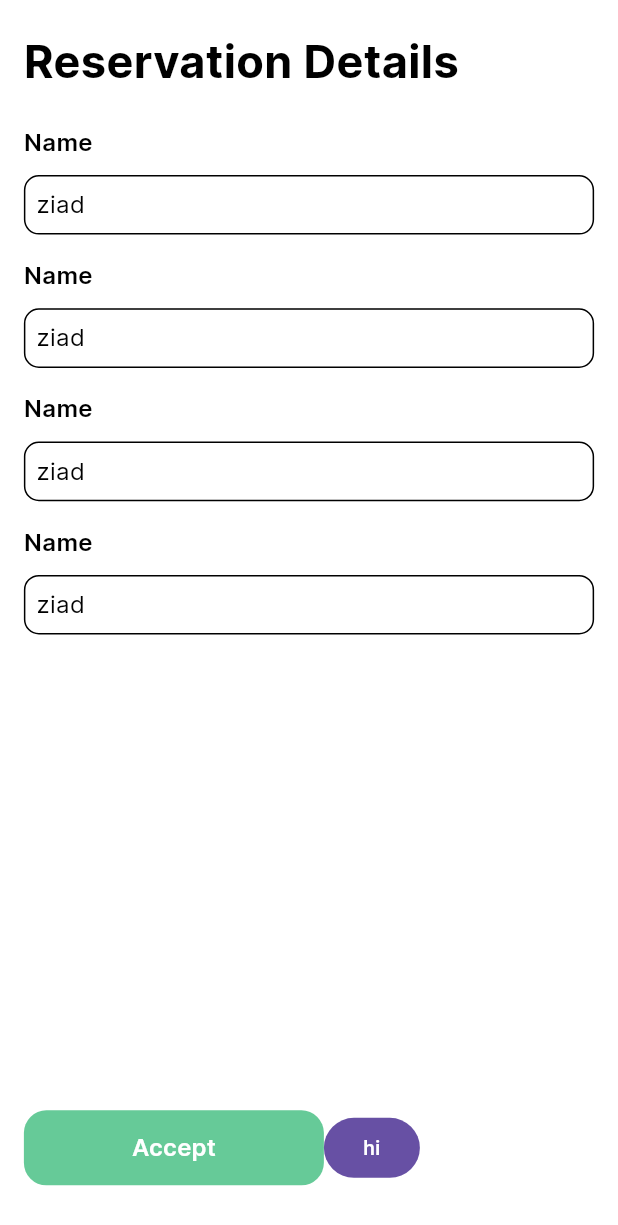
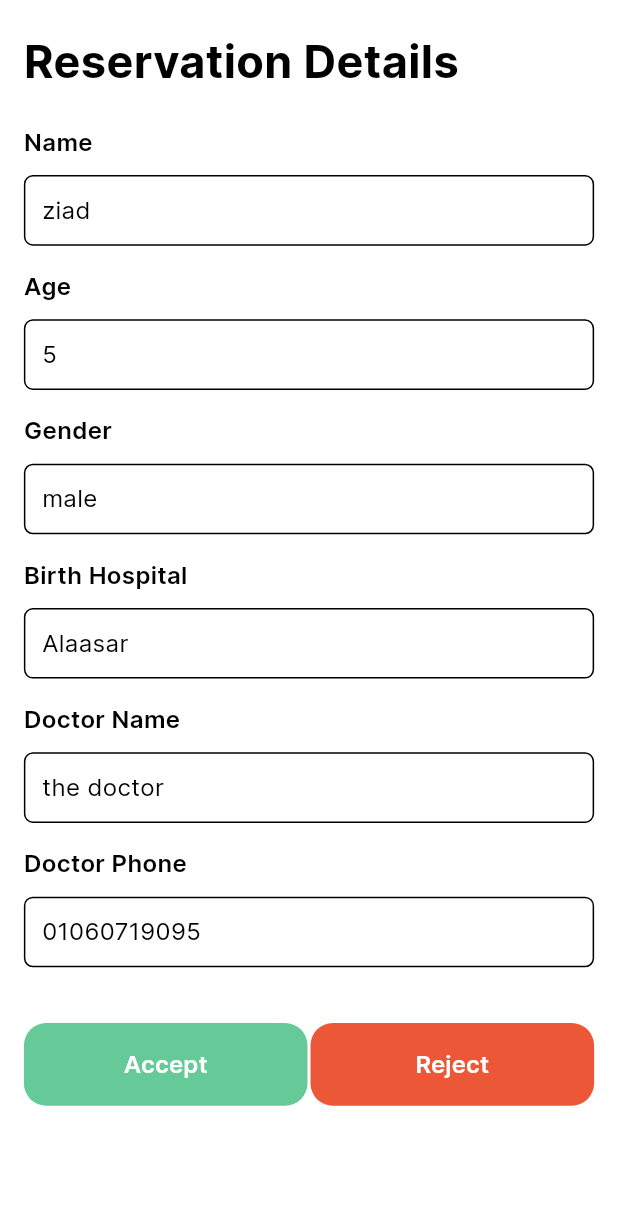
Before and after one commit to TheByteBusters/mobile-app, a Flutter app: the ReservationDetailsScreen screen opened directly, on a phone screen of 412 x 824 dp. Shown: the top 1225 px of the screen. Run offline on Flutter 3.47's test engine with Material 3 defaults, Android fonts, the phone set to English and light mode, and no system bars; our stand-ins replace auto_route, easy_localization, flutter_riverpod, flutter_screenutil, flutter_svg, location and 2 more; missing offline and left inert: mqtt_client; accounts and stored records are empty; network calls fail.

Commit message:
feat: reservation details screen

```diff
--- a/lib/app.dart
+++ b/lib/app.dart
@@ -10,13 +10,11 @@ class App extends StatelessWidget {
 
   @override
   Widget build(BuildContext context) {
-
     return ScreenUtilInit(
       designSize: const Size(414, 896),
       minTextAdapt: true,
       child: MaterialApp.router(
         title: 'App',
-
         theme: ThemeData(
           primaryColor: ColorsManager.mainGreen,
           scaffoldBackgroundColor: Colors.white,
--- a/lib/core/routing/app_router.dart
+++ b/lib/core/routing/app_router.dart
@@ -1,5 +1,6 @@
 import 'package:auto_route/auto_route.dart';
 import 'package:mobile_app/core/cache/auth_cache.dart';
+import 'package:mobile_app/core/routing/reservation_navigation_screen.dart';
 import 'package:mobile_app/core/routing/search_navigation_screen.dart';
 import 'package:mobile_app/features/auth/ui/auth_screen/auth_screen.dart';
 import 'package:mobile_app/features/auth/ui/get_started/get_started_screen.dart';
@@ -9,7 +10,7 @@ import 'package:mobile_app/features/main_screen/main_screen.dart';
 import 'package:mobile_app/features/monitoring/ui/monitoring_screen.dart';
 import 'package:mobile_app/features/onboarding/onboarding_screen.dart';
 import 'package:mobile_app/features/profile/ui/profile_screen/profile_screen.dart';
-import 'package:mobile_app/features/reservation/ui/reservation_screen/reservation_details_screen.dart';
+import 'package:mobile_app/features/reservation/ui/reservation_details_screen/reservation_details_screen.dart';
 import 'package:mobile_app/features/reservation/ui/reservations_screen/reservations_screen.dart';
 import 'package:mobile_app/features/reservation/ui/reservation_form_screen.dart';
 import 'package:mobile_app/features/search/ui/search_request_screen.dart';
@@ -46,8 +47,10 @@ class AppRouter extends _$AppRouter {
               ],
             ),
             // staff
-            AutoRoute(page: ReservationRoute.page),
-            AutoRoute(page: ReservationDetailsRoute.page),
+            AutoRoute(page: ReservationNavigationRoute.page, children: [
+              AutoRoute(page: ReservationRoute.page, initial: true),
+              AutoRoute(page: ReservationDetailsRoute.page),
+            ]),
             AutoRoute(page: IncubatorsRoute.page),
             // common
             AutoRoute(page: ProfileRoute.page),
--- /dev/null
+++ b/lib/core/routing/reservation_navigation_screen.dart
@@ -0,0 +1,12 @@
+import 'package:auto_route/auto_route.dart';
+import 'package:flutter/material.dart';
+
+@RoutePage()
+class ReservationNavigationScreen extends StatelessWidget {
+  const ReservationNavigationScreen({super.key});
+
+  @override
+  Widget build(BuildContext context) {
+    return const AutoRouter();
+  }
+}
--- a/lib/core/widgets/green_button.dart
+++ b/lib/core/widgets/green_button.dart
@@ -1,5 +1,6 @@
 import 'package:auto_route/auto_route.dart';
 import 'package:flutter/material.dart';
+import 'package:flutter_screenutil/flutter_screenutil.dart';
 import 'package:mobile_app/core/theming/colors.dart';
 import 'package:mobile_app/core/theming/styles.dart';
 
@@ -7,12 +8,16 @@ class GreenButton extends StatelessWidget {
   final String text;
   final PageRouteInfo? route;
   final void Function()? onPressed;
+  final Color? color;
+  final bool? smaller;
 
-const GreenButton({
+  const GreenButton({
     super.key,
     required this.text,
     this.route,
     this.onPressed,
+    this.color,
+    this.smaller,
   });
 
   @override
@@ -23,10 +28,11 @@ const GreenButton({
             context.router.push(route!);
           },
       style: ButtonStyle(
-        backgroundColor: MaterialStateProperty.all(ColorsManager.mainGreen),
+        backgroundColor:
+            MaterialStateProperty.all(color ?? ColorsManager.mainGreen),
         tapTargetSize: MaterialTapTargetSize.shrinkWrap,
         minimumSize: MaterialStateProperty.all(
-          const Size(200, 50),
+          smaller == true ? Size(200.w, 60.h) : Size(190.w, 60.h),
         ),
         shape: MaterialStateProperty.all(
           RoundedRectangleBorder(
--- a/lib/features/auth/ui/auth_screen/signup_screen/signup_screen.dart
+++ b/lib/features/auth/ui/auth_screen/signup_screen/signup_screen.dart
@@ -192,7 +192,6 @@ class _SignUpScreenState extends ConsumerState<SignUpScreen> {
               },
             ),
           ),
-          // verticalSpace(10.h),
         ],
       ),
     );
--- a/lib/features/incubators_screen/ui/incubators_screen.dart
+++ b/lib/features/incubators_screen/ui/incubators_screen.dart
@@ -36,7 +36,7 @@ class _IncubatorsScreenState extends ConsumerState {
             children: [
               verticalSpace(16.h),
               Padding(
-                padding: const EdgeInsets.only(left: 8.0, bottom: 24),
+                padding: EdgeInsets.only(left: 8.w, bottom: 24.h),
                 child: Text(
                   'Incubators list',
                   style: TextStyles.h1BlackBold,
@@ -48,8 +48,8 @@ class _IncubatorsScreenState extends ConsumerState {
                           horizontal: 180.w, vertical: 220.h),
                       child: const CircularProgressIndicator())
                   : Expanded(
-                      // child: Padding(
-                      //   padding: const EdgeInsets.only(left: 8),
+                      child: Padding(
+                        padding: const EdgeInsets.only(left: 8),
                         child: ListView.builder(
                           itemCount: incubators!.length,
                           itemBuilder: (context, index) {
@@ -60,9 +60,8 @@ class _IncubatorsScreenState extends ConsumerState {
                             );
                           },
                         ),
-                      // ),
                       ),
-              // Text('Hi')
+                    ),
             ],
           ),
         ),
--- a/lib/features/main_screen/main_screen.dart
+++ b/lib/features/main_screen/main_screen.dart
@@ -23,6 +23,7 @@ class MainScreen extends StatelessWidget {
         role == 'parent'
             ? const SearchRequestRoute()
             : const ReservationRoute(),
+        // const ReservationDetailsRoute(),
         const ProfileRoute(),
       ],
       builder: (context, child) {
--- a/lib/features/reservation/provider/reservations_provider.dart
+++ b/lib/features/reservation/provider/reservations_provider.dart
@@ -16,13 +16,13 @@ class ReservationsNotifier extends StateNotifier<List<ReservationModel>> {
       : super([
           const ReservationModel(
             id: 0,
-            babyGender: 'test',
+            babyGender: 'male',
             babyAge: 5,
             status: 'pending',
             babyName: 'ziad',
             babyWeight: 8,
             birthHospital: 'Alaasar',
-            birthDoctorName: 'doctor',
+            birthDoctorName: 'the doctor',
             birthDoctorPhone: '01060719095',
             hospitalId: 7,
           )
@@ -31,6 +31,7 @@ class ReservationsNotifier extends StateNotifier<List<ReservationModel>> {
     listenToReservations();
   }
 
+  var detailsIndex = 0;
   final listState = ReservationsListState.init;
 
   void listenToReservations() {
--- a/lib/features/reservation/ui/reservation_screen/information_field.dart
+++ b/lib/features/reservation/ui/reservation_details_screen/information_field.dart
@@ -16,6 +16,7 @@ class InformationField extends StatelessWidget {
   @override
   Widget build(BuildContext context) {
     return Column(
+      mainAxisSize: MainAxisSize.min,
       crossAxisAlignment: CrossAxisAlignment.start,
       children: [
         Text(
@@ -25,14 +26,14 @@ class InformationField extends StatelessWidget {
         verticalSpace(12.h),
         Container(
           margin: const EdgeInsets.only(bottom: 16),
-          padding: EdgeInsets.symmetric(vertical: 8.h, horizontal: 8.h),
+          padding: EdgeInsets.symmetric(vertical: 12.h, horizontal: 12.h),
           width: double.infinity,
           decoration: BoxDecoration(
             border: Border.all(
               color: Colors.black,
               width: 1,
             ),
-            borderRadius: BorderRadius.circular(10),
+            borderRadius: BorderRadius.circular(6),
           ),
           child: Text(
             text,
--- /dev/null
+++ b/lib/features/reservation/ui/reservation_details_screen/reservation_details_screen.dart
@@ -0,0 +1,78 @@
+import 'package:auto_route/auto_route.dart';
+import 'package:flutter/material.dart';
+import 'package:flutter_riverpod/flutter_riverpod.dart';
+import 'package:flutter_screenutil/flutter_screenutil.dart';
+import 'package:mobile_app/core/helpers/spacing.dart';
+import 'package:mobile_app/core/theming/colors.dart';
+import 'package:mobile_app/core/theming/styles.dart';
+import 'package:mobile_app/features/reservation/provider/reservations_provider.dart';
+import 'package:mobile_app/features/reservation/ui/reservation_details_screen/information_field.dart';
+import 'package:mobile_app/core/widgets/green_button.dart';
+
+@RoutePage()
+class ReservationDetailsScreen extends ConsumerWidget {
+  const ReservationDetailsScreen({super.key});
+
+  @override
+  Widget build(BuildContext context, WidgetRef ref) {
+    final reservationsNotifier = ref.watch(reservationsProvider.notifier);
+    final reservation =
+        ref.watch(reservationsProvider)[reservationsNotifier.detailsIndex];
+
+    return Scaffold(
+      body: Padding(
+        padding: EdgeInsets.symmetric(horizontal: 16.w, vertical: 22.h),
+        child: ListView(
+          children: [
+            Text(
+              'Reservation Details',
+              style: TextStyles.h1BlackBold,
+            ),
+            verticalSpace(24.h),
+            InformationField(
+              title: 'Name',
+              text: reservation.babyName,
+            ),
+            InformationField(
+              title: 'Age',
+              text: reservation.babyAge.toString(),
+            ),
+            InformationField(
+              title: 'Gender',
+              text: reservation.babyGender,
+            ),
+            InformationField(
+              title: 'Birth Hospital',
+              text: reservation.birthHospital,
+            ),
+            InformationField(
+              title: 'Doctor Name',
+              text: reservation.birthDoctorName,
+            ),
+            InformationField(
+              title: 'Doctor Phone',
+              text: reservation.birthDoctorPhone,
+            ),
+            verticalSpace(25.h),
+            const Spacer(),
+            Row(
+              children: [
+                GreenButton(
+                  text: "Accept",
+                  onPressed: () {},
+                ),
+                const Spacer(),
+                GreenButton(
+                  text: 'Reject',
+                  onPressed: () {},
+                  color: ColorsManager.secondaryRed,
+                ),
+              ],
+            ),
+            verticalSpace(16.h),
+          ],
+        ),
+      ),
+    );
+  }
+}
--- a/lib/features/reservation/ui/reservation_screen/reservation_details_screen.dart
+++ /dev/null
@@ -1,51 +0,0 @@
-import 'package:auto_route/auto_route.dart';
-import 'package:flutter/material.dart';
-import 'package:flutter_riverpod/flutter_riverpod.dart';
-import 'package:flutter_screenutil/flutter_screenutil.dart';
-import 'package:mobile_app/core/helpers/spacing.dart';
-import 'package:mobile_app/core/theming/styles.dart';
-import 'package:mobile_app/features/reservation/ui/reservation_screen/information_field.dart';
-import 'package:mobile_app/core/widgets/green_button.dart';
-
-@RoutePage()
-class ReservationDetailsScreen extends ConsumerWidget {
-  const ReservationDetailsScreen({super.key});
-
-  @override
-  Widget build(BuildContext context, WidgetRef ref) {
-    return Scaffold(
-      body: Padding(
-        padding: EdgeInsets.symmetric(horizontal: 16.w, vertical: 22.h),
-        child: Column(
-          crossAxisAlignment: CrossAxisAlignment.start,
-          children: [
-            Text(
-              'Reservation Details',
-              style: TextStyles.h1BlackBold,
-            ),
-            verticalSpace(24.h),
-            const InformationField(title: 'Name', text: 'ziad'),
-            const InformationField(title: 'Name', text: 'ziad'),
-            const InformationField(title: 'Name', text: 'ziad'),
-            const InformationField(title: 'Name', text: 'ziad'),
-            verticalSpace(25.h),
-            const Spacer(),
-            Row(
-              children: [
-                GreenButton(
-                  text: "Accept",
-                  onPressed: () {},
-                ),
-                FilledButton(
-                  child: const Text('hi'),
-                  onPressed: () {},
-                ),
-              ],
-            ),
-            verticalSpace(16.h),
-          ],
-        ),
-      ),
-    );
-  }
-}
--- a/lib/features/reservation/ui/reservations_screen/reservation_tile.dart
+++ b/lib/features/reservation/ui/reservations_screen/reservation_tile.dart
@@ -1,22 +1,28 @@
 import 'package:auto_route/auto_route.dart';
 import 'package:flutter/material.dart';
+import 'package:flutter_riverpod/flutter_riverpod.dart';
 import 'package:flutter_screenutil/flutter_screenutil.dart';
 import 'package:mobile_app/core/routing/app_router.dart';
 import 'package:mobile_app/features/auth/models/reservation_model.dart';
+import 'package:mobile_app/features/reservation/provider/reservations_provider.dart';
 
-class ReservationTile extends StatelessWidget {
+class ReservationTile extends ConsumerWidget {
   const ReservationTile({
     super.key,
     required this.reservation,
+    required this.index,
   });
 
   final ReservationModel reservation;
+  final int index;
 
   @override
-  Widget build(BuildContext context) {
+  Widget build(BuildContext context, WidgetRef ref) {
+    final reservationsNotifier = ref.watch(reservationsProvider.notifier);
     return InkWell(
       borderRadius: const BorderRadius.all(Radius.circular(5)),
       onTap: () {
+        reservationsNotifier.detailsIndex = index;
         context.router.push(const ReservationDetailsRoute());
       },
       child: Container(
--- a/lib/features/reservation/ui/reservations_screen/reservations_screen.dart
+++ b/lib/features/reservation/ui/reservations_screen/reservations_screen.dart
@@ -32,7 +32,7 @@ class _ReservationScreenState extends ConsumerState<ReservationScreen> {
             children: [
               verticalSpace(16.h),
               Text(
-                'Requests',
+                'Reservations',
                 style: TextStyles.h1BlackBold,
               ),
               verticalSpace(30.h),
@@ -41,7 +41,10 @@ class _ReservationScreenState extends ConsumerState<ReservationScreen> {
                   itemCount: reservations.length,
                   itemBuilder: ((context, index) {
                     print("indside list$reservations");
-                    return ReservationTile(reservation: reservations[index]);
+                    return ReservationTile(
+                      reservation: reservations[index],
+                      index: index,
+                    );
                   }),
                 ),
               ),
```
Also changed, not shown: lib/core/routing/app_router.gr.dart. Lines whose indentation alone changed are shown as unchanged.
